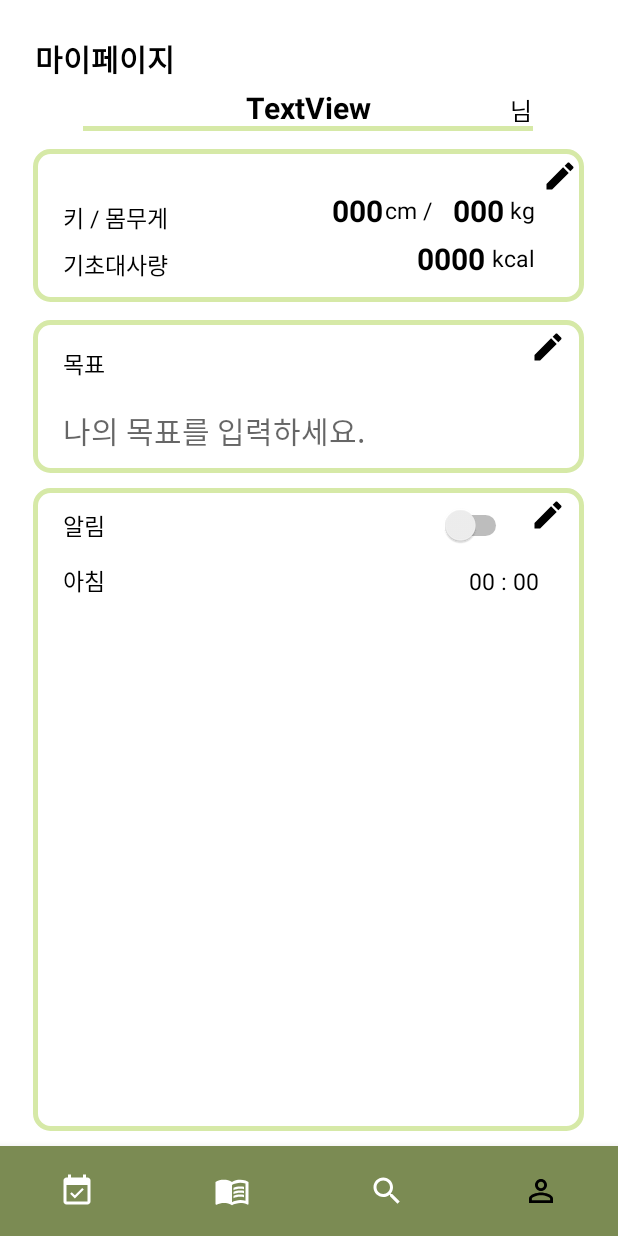
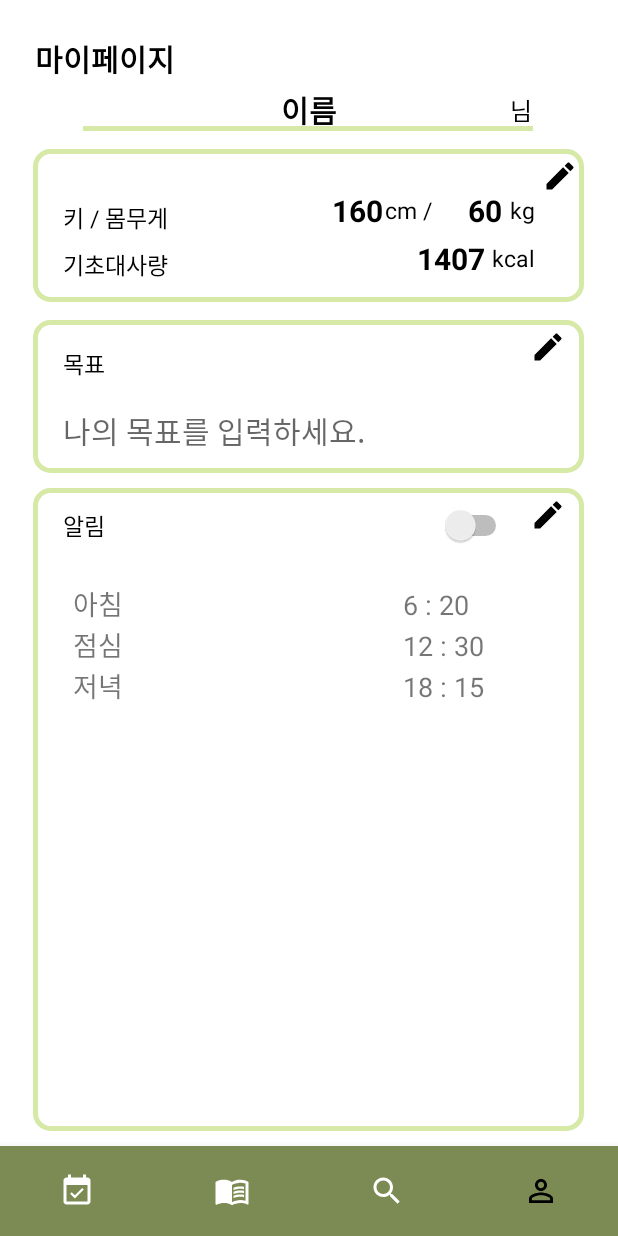
Before and after one commit to Voming/FoodPrint, an Android app: the MyPageActivity screen opened directly, with no data from a screen before it, on a phone screen of 412 x 824 dp. Run offline under Robolectric (Android 15) with nearby library versions, the phone set to English and light mode, and no system bars.

Commit message:
MyPage Alert

```diff
--- a/app/src/main/java/com/example/foodprint/MyPageActivity.kt
+++ b/app/src/main/java/com/example/foodprint/MyPageActivity.kt
@@ -6,12 +6,11 @@ import android.database.sqlite.SQLiteDatabase
 import android.database.sqlite.SQLiteOpenHelper
 import androidx.appcompat.app.AppCompatActivity
 import android.os.Bundle
-import android.widget.Button
-import android.widget.EditText
-import android.widget.ImageButton
-import android.widget.TextView
+import android.widget.*
 import androidx.appcompat.app.AlertDialog
 import com.google.android.material.bottomnavigation.BottomNavigationView
+import kotlinx.android.synthetic.main.activity_my_page.view.*
+import java.sql.Time
 
 class MyPageActivity : AppCompatActivity() {
 
@@ -22,15 +21,8 @@ class MyPageActivity : AppCompatActivity() {
     lateinit var rate: TextView
     lateinit var editBtn_goal: ImageButton
     lateinit var editBtn_alert: ImageButton
-    lateinit var btn_removeAlert: Button
-    lateinit var btn_editalert: Button
 
-    // DB
-    //lateinit var dbManager: AlertDBManager
-    //lateinit var sqlDB: SQLiteDatabase
-
-    // File
-
+    lateinit var layout: LinearLayout //알림 리스트가 보여질 레이아웃
 
     override fun onCreate(savedInstanceState: Bundle?) {
         super.onCreate(savedInstanceState)
@@ -46,13 +38,6 @@ class MyPageActivity : AppCompatActivity() {
         editBtn_goal = findViewById(R.id.editBtn_goal)
         editBtn_alert = findViewById(R.id.editBtn_alert)
 
-        //dbManager = AlertDBManager(this, "alertDB", null, 1)
-
-
-
-        // 키, 몸무게, 기초대사량, 목표설정 보이기
-
-
         //val a: String = (655.1+(9.56*wei)+(1.85*hei)-(4.68*25)).toString()
         //rate.setText(a)
 
@@ -64,25 +49,58 @@ class MyPageActivity : AppCompatActivity() {
             var editView1 = layoutInflater.inflate(R.layout.dialog_body, null)
             builder.setView(editView1)
             builder.show()
+
+            //builder.setPositiveButton("적용하기", new OnClickListener(){
+
+            //})
 /*
             editText_weight.findViewById<EditText>(R.id.editText_weight)
             editText_height.findViewById<EditText>(R.id.editText_height)
             btn_editBody.findViewById<Button>(R.id.btn_editBody)*/
-
-            // DB 불러오기(키, 몸무게)
-
-
         }
-
-
-
 
         // 목표 변경 버튼 클릭 > SharedPreferences 사용해 앱 내 폴더에 목표만 저장
         editBtn_goal.setOnClickListener{
             showAddGoal()
         }
 
-        // 알림 수정: 알림 클릭 시 편집
+        // 알림
+        layout = findViewById(R.id.alertList)
+        var alertList = ArrayList<Alr>()
+        alertList.add(Alr("아침",6,20))
+        alertList.add(Alr("점심",12,30))
+        alertList.add(Alr("저녁",18,15))
+
+
+        //update_alert(alertList)
+        var num: Int =0
+        for(i in alertList)
+        {
+            var str_name = i.name
+            var str_hour = i.hour
+            var str_min = i.min
+
+            var layout_items: LinearLayout = LinearLayout(this)
+            layout_items.orientation = LinearLayout.HORIZONTAL
+            layout_items.id = num
+            layout_items.setTag(str_name)
+
+            layout.setPadding(40,20,40,10)
+
+            var tvName: TextView = TextView(this)
+            tvName.text = str_name
+            tvName.textSize = 18f
+            layout_items.addView(tvName)
+
+            var tvHour: TextView = TextView(this)
+            tvHour.text = "                                        "+str_hour.toString()+" : "+str_min.toString()
+            tvHour.textSize = 18f
+            layout_items.addView(tvHour)
+
+            layout.addView(layout_items)
+            num++
+
+        }
 
         // 알림 변경 버튼 클릭: 알림 추가
         editBtn_alert.setOnClickListener{
@@ -90,22 +108,27 @@ class MyPageActivity : AppCompatActivity() {
             var builder2 = AlertDialog.Builder(this)
             builder2.setTitle("신체 정보 변경")
 
+
+            val dialogAlertView = layoutInflater.inflate(R.layout.dialog_alert,null)
+            val a_name : EditText by lazy {
+                dialogAlertView.findViewById(R.id.alertName)
+            }
+            val a_hour : TimePicker by lazy {
+                dialogAlertView.findViewById(R.id.alertTime)
+            }
+
             var editView2 = layoutInflater.inflate(R.layout.dialog_alert, null)
             builder2.setView(editView2)
+                .setPositiveButton("적용하기"){
+                        dialogInterface, i ->
+                    var n = a_name.getText().toString()
+                    var h = a_hour.hour
+                    var m = a_hour.minute
+                    //alertList.add(Alr(a_name.text.toString(),h, m))
+                    update_alert(Alr(n, h, m),num++)
+                }
             builder2.show()
-            //var str_name:String =
 
-
-            //sqlDB = dbManager.writableDatabase
-
-/*
-            btn_removeAlert.setOnClickListener{
-                //sqlDB.execSQL("DELETE FROM alertDB WHERE name = '"+aName+"';")
-            }
-            btn_editalert.setOnClickListener{
-                //sqlDB.execSQL("INSERT INTO alertDB VALUES ('"+aName+"'))
-            }
-*/
         }
 //
         // 하단 네비게이션 이동
@@ -133,17 +156,6 @@ class MyPageActivity : AppCompatActivity() {
             false
         })
     }
-/*
-    // 알람 DB 설정
-    inner class myDBHelper(context: Context) : SQLiteOpenHelper(context, "alert", null, 1) {
-        override fun onCreate(db: SQLiteDatabase?) { // 알람 이름, 시, 분, 실행 여부
-            db!!.execSQL("CREATE TABLE alertDB " +
-                    "(aName text, aHTime Integer, aMTime Integer, aDo bool);")
-        }
-        override fun onUpgrade(db: SQLiteDatabase?, p1: Int, p2: Int) {
-
-        }
-    }*/
 
     //목표 변경 다이얼로그
     fun showAddGoal(){
@@ -155,12 +167,42 @@ class MyPageActivity : AppCompatActivity() {
             findViewById(R.id.goal)
         }
 
-        var builder = AlertDialog.Builder(this)
+        /*var builder = AlertDialog.Builder(this)
         val dialog = builder.setView(goalDialogView)
             .setPositiveButton("적용하기"){
                     dialogInterface, i ->
                 goal.setText(edt_goal.text) }
             .create()
-        dialog.show()
+        dialog.show()*/
     }
+
+    fun update_alert(al: Alr, num: Int){
+        var str_name = al.name
+        var str_hour = al.hour
+        var str_min = al.min
+        var numb :Int = num
+
+        var layout_items: LinearLayout = LinearLayout(this)
+        layout_items.orientation = LinearLayout.HORIZONTAL
+        layout_items.id = numb
+        layout_items.setTag(str_name)
+
+        layout.setPadding(40,20,40,10)
+
+        var tvName: TextView = TextView(this)
+        tvName.text = str_name
+        tvName.textSize = 18f
+        layout_items.addView(tvName)
+
+        var tvHour: TextView = TextView(this)
+        tvHour.text = "                                        "+str_hour.toString()+" : "+str_min.toString()
+        tvHour.textSize = 18f
+        layout_items.addView(tvHour)
+
+        layout.addView(layout_items)
+    }
+
 }
+
+// 알림 출력을 위한 클래스
+class Alr(val name: String, val hour: Int, val min: Int) { }
--- a/app/src/main/res/layout/activity_my_page.xml
+++ b/app/src/main/res/layout/activity_my_page.xml
@@ -57,7 +57,7 @@
         android:layout_alignParentTop="true"
         android:layout_centerHorizontal="true"
         android:layout_marginTop="58dp"
-        android:text="TextView"
+        android:text="이름"
         android:textAlignment="center"
         android:textColor="@color/black"
         android:textSize="20sp"
@@ -158,9 +158,9 @@
             android:layout_height="wrap_content"
             android:layout_alignParentStart="true"
             android:layout_alignParentTop="true"
-            android:layout_marginStart="280dp"
+            android:layout_marginStart="290dp"
             android:layout_marginTop="27dp"
-            android:text="000"
+            android:text="60"
             android:textAlignment="textEnd"
             android:textColor="@color/black"
             android:textSize="20dp"
@@ -179,7 +179,7 @@
             android:layout_alignParentEnd="true"
             android:layout_marginTop="59dp"
             android:layout_marginEnd="66dp"
-            android:text="0000"
+            android:text="1407"
             android:textAlignment="textEnd"
             android:textColor="@color/black"
             android:textSize="20dp"
@@ -197,7 +197,7 @@
             android:layout_alignParentEnd="true"
             android:layout_marginTop="27dp"
             android:layout_marginEnd="134dp"
-            android:text="000"
+            android:text="160"
             android:textAlignment="textEnd"
             android:textColor="@color/black"
             android:textSize="20dp"
@@ -340,30 +340,7 @@
                     android:layout_width="match_parent"
                     android:layout_height="wrap_content"
                     android:orientation="vertical">
-                    <LinearLayout
-                        android:layout_width="match_parent"
-                        android:layout_height="match_parent"
-                        android:orientation="horizontal"
-                        android:paddingLeft="20dp"
-                        android:paddingRight="30dp"
-                        android:paddingBottom="10dp">
-                        <TextView
-                            android:id="@+id/alertN"
-                            android:layout_width="wrap_content"
-                            android:layout_height="wrap_content"
-                            android:textSize="15sp"
-                            android:text="아침"
-                            android:textColor="@color/black"
-                            android:layout_weight="1"/>
-                        <TextView
-                            android:id="@+id/addedTime"
-                            android:layout_width="wrap_content"
-                            android:layout_height="wrap_content"
-                            android:textSize="15sp"
-                            android:textColor="@color/black"
-                            android:text="00 : 00"/>
 
-                    </LinearLayout>
 
                 </LinearLayout>
             </ScrollView>
```
Also changed, not shown: app/src/main/res/layout/dialog_alert.xml (+0 -20 lines).
